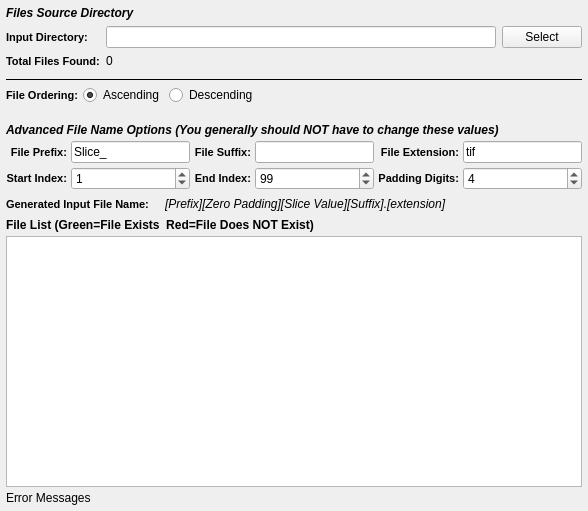
Before: the Qt Designer form Source/SVWidgetsLib/FilterParameterWidgets/UI_Files/FileListInfoWidget.ui in BlueQuartzSoftware/SIMPL, drawn with Qt 5.
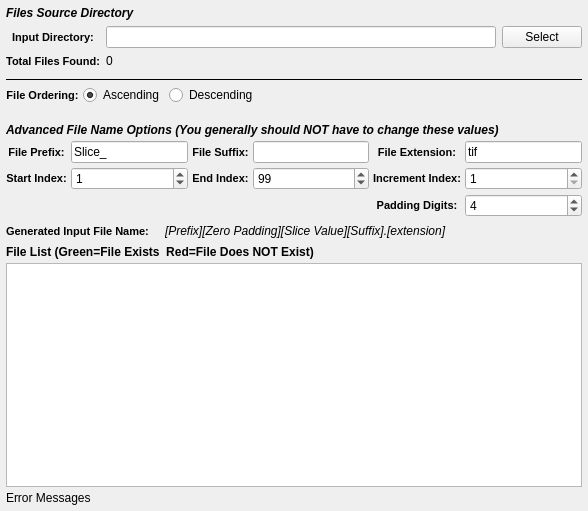
After: the same form once the commit is applied. Custom widgets are drawn as their Qt base class.

Commit message: Adding new 'index increment' control in FileListInfoWidget.

```diff
--- a/Source/SVWidgetsLib/FilterParameterWidgets/UI_Files/FileListInfoWidget.ui
+++ b/Source/SVWidgetsLib/FilterParameterWidgets/UI_Files/FileListInfoWidget.ui
@@ -31,6 +31,25 @@
    </property>
    <item row="6" column="0">
     <layout class="QGridLayout" name="gridLayout_20">
+     <item row="1" column="3">
+      <widget class="QSpinBox" name="endIndex">
+       <property name="minimumSize">
+        <size>
+         <width>75</width>
+         <height>0</height>
+        </size>
+       </property>
+       <property name="toolTip">
+        <string>The file index to stop the import at. (Inclusive)</string>
+       </property>
+       <property name="maximum">
+        <number>1000000</number>
+       </property>
+       <property name="value">
+        <number>99</number>
+       </property>
+      </widget>
+     </item>
      <item row="1" column="0">
       <widget class="QLabel" name="label_50">
        <property name="styleSheet">
@@ -43,7 +62,7 @@
         <string>Start Index:</string>
        </property>
        <property name="alignment">
-        <set>Qt::AlignRight|Qt::AlignTrailing|Qt::AlignVCenter</set>
+        <set>Qt::AlignCenter</set>
        </property>
       </widget>
      </item>
@@ -78,101 +97,7 @@
         <string>End Index:</string>
        </property>
        <property name="alignment">
-        <set>Qt::AlignRight|Qt::AlignTrailing|Qt::AlignVCenter</set>
-       </property>
-      </widget>
-     </item>
-     <item row="1" column="3">
-      <widget class="QSpinBox" name="m_EndIndex">
-       <property name="minimumSize">
-        <size>
-         <width>75</width>
-         <height>0</height>
-        </size>
-       </property>
-       <property name="toolTip">
-        <string>The file index to stop the import at. (Inclusive)</string>
-       </property>
-       <property name="maximum">
-        <number>1000000</number>
-       </property>
-       <property name="value">
-        <number>99</number>
-       </property>
-      </widget>
-     </item>
-     <item row="1" column="4">
-      <widget class="QLabel" name="label_21">
-       <property name="styleSheet">
-        <string notr="true">QLabel {
-font-weight: bold;
-font-size: 11px;
-}</string>
-       </property>
-       <property name="text">
-        <string>Padding Digits:</string>
-       </property>
-       <property name="alignment">
-        <set>Qt::AlignRight|Qt::AlignTrailing|Qt::AlignVCenter</set>
-       </property>
-      </widget>
-     </item>
-     <item row="1" column="5">
-      <widget class="QSpinBox" name="m_TotalDigits">
-       <property name="toolTip">
-        <string>The number of digits to allow for the slice index.</string>
-       </property>
-       <property name="value">
-        <number>4</number>
-       </property>
-      </widget>
-     </item>
-     <item row="0" column="0">
-      <widget class="QLabel" name="label_32">
-       <property name="styleSheet">
-        <string notr="true">QLabel {
-font-weight: bold;
-font-size: 11px;
-}</string>
-       </property>
-       <property name="text">
-        <string>File Prefix:</string>
-       </property>
-       <property name="alignment">
-        <set>Qt::AlignRight|Qt::AlignTrailing|Qt::AlignVCenter</set>
-       </property>
-      </widget>
-     </item>
-     <item row="0" column="1">
-      <widget class="QLineEdit" name="m_FilePrefix">
-       <property name="toolTip">
-        <string>The front part of the input file name</string>
-       </property>
-       <property name="text">
-        <string>Slice_</string>
-       </property>
-      </widget>
-     </item>
-     <item row="0" column="2">
-      <widget class="QLabel" name="label_13">
-       <property name="styleSheet">
-        <string notr="true">QLabel {
-font-weight: bold;
-font-size: 11px;
-}</string>
-       </property>
-       <property name="text">
-        <string>File Suffix:</string>
-       </property>
-       <property name="alignment">
-        <set>Qt::AlignRight|Qt::AlignTrailing|Qt::AlignVCenter</set>
-       </property>
-      </widget>
-     </item>
-     <item row="0" column="3">
-      <widget class="QLineEdit" name="m_FileSuffix">
-       <property name="toolTip">
-        <string>The part of the filename that comes AFTER the slice index</string>
+        <set>Qt::AlignCenter</set>
        </property>
       </widget>
      </item>
@@ -188,7 +113,14 @@
         <string>File Extension:</string>
        </property>
        <property name="alignment">
-        <set>Qt::AlignRight|Qt::AlignTrailing|Qt::AlignVCenter</set>
+        <set>Qt::AlignCenter</set>
+       </property>
+      </widget>
+     </item>
+     <item row="0" column="3">
+      <widget class="QLineEdit" name="fileSuffix">
+       <property name="toolTip">
+        <string>The part of the filename that comes AFTER the slice index</string>
        </property>
       </widget>
      </item>
@@ -202,6 +134,112 @@
        </property>
       </widget>
      </item>
+     <item row="0" column="0">
+      <widget class="QLabel" name="label_32">
+       <property name="styleSheet">
+        <string notr="true">QLabel {
+font-weight: bold;
+font-size: 11px;
+}</string>
+       </property>
+       <property name="text">
+        <string>File Prefix:</string>
+       </property>
+       <property name="alignment">
+        <set>Qt::AlignCenter</set>
+       </property>
+      </widget>
+     </item>
+     <item row="0" column="1">
+      <widget class="QLineEdit" name="filePrefix">
+       <property name="toolTip">
+        <string>The front part of the input file name</string>
+       </property>
+       <property name="text">
+        <string>Slice_</string>
+       </property>
+      </widget>
+     </item>
+     <item row="0" column="2">
+      <widget class="QLabel" name="label_13">
+       <property name="styleSheet">
+        <string notr="true">QLabel {
+font-weight: bold;
+font-size: 11px;
+}</string>
+       </property>
+       <property name="text">
+        <string>File Suffix:</string>
+       </property>
+       <property name="alignment">
+        <set>Qt::AlignCenter</set>
+       </property>
+      </widget>
+     </item>
+     <item row="3" column="4">
+      <widget class="QLabel" name="label_21">
+       <property name="styleSheet">
+        <string notr="true">QLabel {
+font-weight: bold;
+font-size: 11px;
+}</string>
+       </property>
+       <property name="text">
+        <string>Padding Digits:</string>
+       </property>
+       <property name="alignment">
+        <set>Qt::AlignCenter</set>
+       </property>
+      </widget>
+     </item>
+     <item row="3" column="5">
+      <widget class="QSpinBox" name="totalDigits">
+       <property name="toolTip">
+        <string>The number of digits to allow for the slice index.</string>
+       </property>
+       <property name="value">
+        <number>4</number>
+       </property>
+      </widget>
+     </item>
+     <item row="1" column="4">
+      <widget class="QLabel" name="label_52">
+       <property name="styleSheet">
+        <string notr="true">QLabel {
+font-weight: bold;
+font-size: 11px;
+}</string>
+       </property>
+       <property name="text">
+        <string>Increment Index:</string>
+       </property>
+       <property name="alignment">
+        <set>Qt::AlignCenter</set>
+       </property>
+      </widget>
+     </item>
+     <item row="1" column="5">
+      <widget class="QSpinBox" name="increment">
+       <property name="minimumSize">
+        <size>
+         <width>75</width>
+         <height>0</height>
+        </size>
+       </property>
+       <property name="toolTip">
+        <string>Which file index to start the import at.</string>
+       </property>
+       <property name="minimum">
+        <number>1</number>
+       </property>
+       <property name="maximum">
+        <number>1000000</number>
+       </property>
+       <property name="value">
+        <number>1</number>
+       </property>
+      </widget>
+     </item>
     </layout>
    </item>
    <item row="5" column="0">
@@ -267,6 +305,9 @@
        <property name="text">
         <string>Input Directory:</string>
        </property>
+       <property name="alignment">
+        <set>Qt::AlignCenter</set>
+       </property>
       </widget>
      </item>
      <item row="1" column="1">
@@ -290,6 +331,9 @@
        <property name="text">
         <string>Total Files Found:</string>
        </property>
+       <property name="alignment">
+        <set>Qt::AlignCenter</set>
+       </property>
       </widget>
      </item>
      <item row="2" column="1">
@@ -439,6 +483,9 @@
        <property name="text">
         <string>File Ordering:</string>
        </property>
+       <property name="alignment">
+        <set>Qt::AlignCenter</set>
+       </property>
       </widget>
      </item>
     </layout>
```
Left out of the diff: 37 changed lines with no effect on the pictures. The commit also changes 5 other files.
